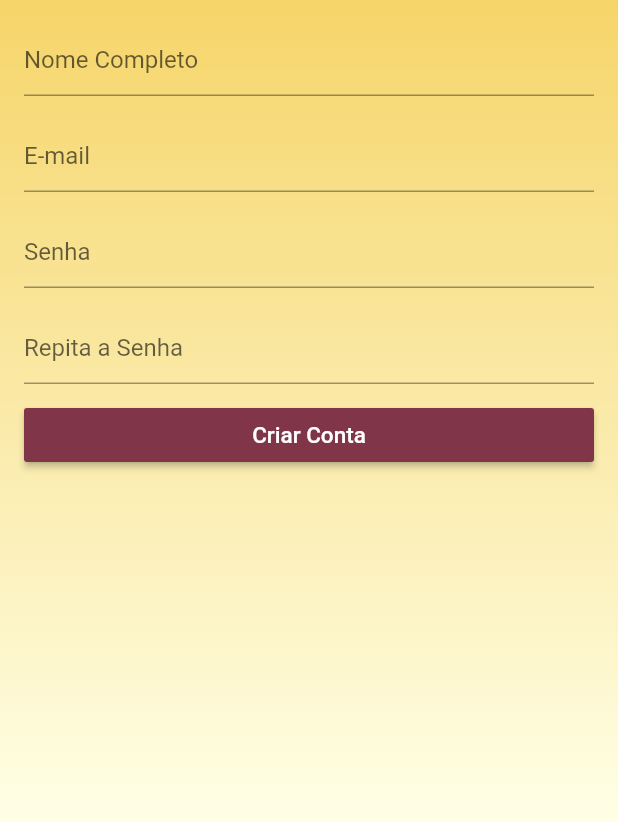
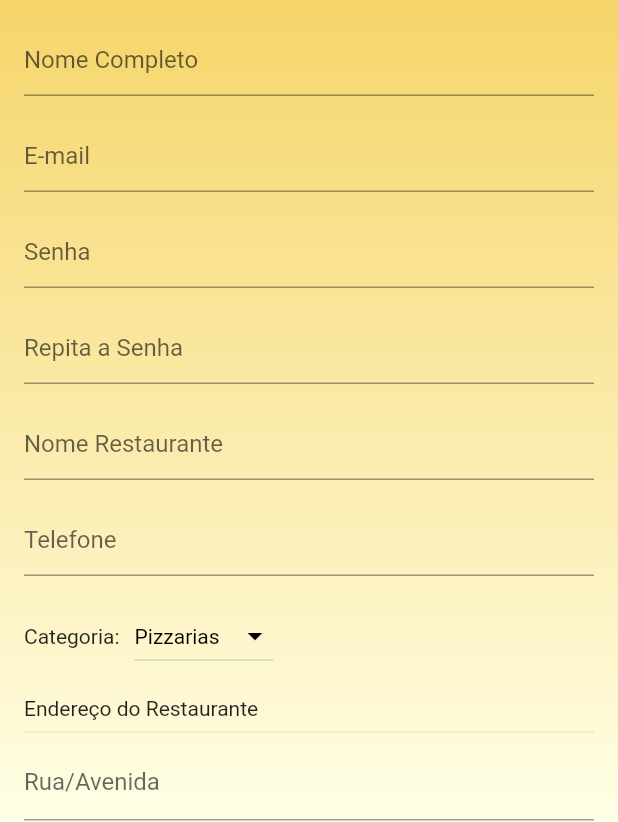
Before and after one commit to AdalbertoMaranhao/etafome, a Flutter app: the LoginScreen screen opened by its route, after a tap on "Entrar", after a tap on "CRIAR CONTA", on a phone screen of 412 x 824 dp, the part 414-1236 px from its top. Run offline on Flutter 3.47's test engine with Material 2 defaults, Android fonts, the light colour scheme and no system bars; our stand-ins replace brasil_fields, carousel_pro, cloud_firestore, cloud_functions, dio, firebase_auth and 14 more; missing offline and left inert: alphabet_list_scroll_view, cpf_cnpj_validator, credit_card_type_detector, map_launcher; accounts and stored records are empty; network calls fail; statements that could not run were skipped.

Commit message:
criação do formulario de cadastro do restaurante (incompleto)

```diff
--- a/lib/main.dart
+++ b/lib/main.dart
@@ -31,6 +31,7 @@ import 'package:lojavirtual/screens/products_store/products_store_screen.dart';
 import 'package:lojavirtual/screens/select_product/select_product_screen.dart';
 import 'package:lojavirtual/screens/signup/signup_screen.dart';
 import 'package:lojavirtual/screens/store/store_screen.dart';
+import 'package:lojavirtual/screens/store_signup/store_signup_screen.dart';
 import 'package:lojavirtual/screens/stores/stores_screen.dart';
 import 'package:lojavirtual/screens/stores_category/stores_category_screen.dart';
 import 'package:provider/provider.dart';
@@ -114,7 +115,7 @@ class MyApp extends StatelessWidget {
             case '/login':
               return MaterialPageRoute(builder: (_) => LoginScreen());
             case '/signup':
-              return MaterialPageRoute(builder: (_) => SignUpScreen());
+              return MaterialPageRoute(builder: (_) => StoreSignUpScreen());
             case '/orders':
               return MaterialPageRoute(builder: (_) => AdminOrdersScreen());
             case '/product':
--- a/lib/models/stores_manager.dart
+++ b/lib/models/stores_manager.dart
@@ -100,6 +100,8 @@ class StoresManager extends ChangeNotifier {
     notifyListeners();
   }
 
+
+
   @override
   void dispose() {
     super.dispose();
--- a/lib/models/user_manager.dart
+++ b/lib/models/user_manager.dart
@@ -120,7 +120,7 @@ class UserManager extends ChangeNotifier {
 
 
 
-  Future<void> signUP({User user, Function onFail, Function onSucess}) async {
+  Future<void> signUP({Store store, User user, Function onFail, Function onSucess}) async {
     loading = true;
     try {
       final AuthResult result = await auth.createUserWithEmailAndPassword(
@@ -130,6 +130,7 @@ class UserManager extends ChangeNotifier {
       this.user = user;
 
       await user.saveData();
+      await store.saveData();
       user.saveToken();
 
       onSucess();
--- a/lib/screens/product/product_screen.dart
+++ b/lib/screens/product/product_screen.dart
@@ -7,8 +7,6 @@ import 'package:lojavirtual/models/product.dart';
 import 'package:lojavirtual/models/user_manager.dart';
 import 'package:lojavirtual/screens/product/components/alert_stores_different.dart';
 import 'package:lojavirtual/screens/product/components/option_widget.dart';
-
-import 'package:lojavirtual/screens/product/components/size_widget.dart';
 import 'package:provider/provider.dart';
 
 class ProductScreen extends StatelessWidget {
--- /dev/null
+++ b/lib/screens/store_signup/store_signup_screen.dart
@@ -0,0 +1,356 @@
+import 'package:flutter/material.dart';
+import 'package:flutter/services.dart';
+import 'package:lojavirtual/helpers/validators.dart';
+import 'package:lojavirtual/models/address.dart';
+import 'package:lojavirtual/models/store.dart';
+import 'package:lojavirtual/models/user.dart';
+import 'package:lojavirtual/models/user_manager.dart';
+import 'package:provider/provider.dart';
+
+class StoreSignUpScreen extends StatefulWidget {
+
+  @override
+  _StoreSignUpScreenState createState() => _StoreSignUpScreenState();
+}
+
+class _StoreSignUpScreenState extends State<StoreSignUpScreen> {
+  final GlobalKey<FormState> formKey = GlobalKey<FormState>();
+
+  final GlobalKey<ScaffoldState> scaffoldKey = GlobalKey<ScaffoldState>();
+
+  final User user = User();
+
+  final Store store = Store();
+  final Address address = Address();
+
+  String emptyValidator(String text) =>
+      text.isEmpty ? 'Campo obrigatório' : null;
+
+
+  @override
+  Widget build(BuildContext context) {
+
+    final String dropDownValue = store.category ?? "Pizzarias";
+    final List<String> dropDownList = ['Pizzarias', 'Confeitaria', 'Comida', 'Sorveteria', 'Pastelaria'];
+
+    return Scaffold(
+      backgroundColor: Colors.transparent,
+      key: scaffoldKey,
+      appBar: AppBar(
+        elevation: 0,
+        backgroundColor: const Color.fromARGB(255, 242, 196, 56),
+        iconTheme: const IconThemeData(color: Color.fromARGB(255, 128, 53, 73)),
+        title: const Text('Criar Conta', style: TextStyle(color:Color.fromARGB(255, 128, 53, 73),),),
+        centerTitle: true,
+      ),
+      body: Stack(
+        children: [
+          Container(
+            decoration: const BoxDecoration(
+              gradient: LinearGradient(
+                colors: [
+                  Color.fromARGB(255, 242, 196, 56),
+                  Color.fromARGB(255, 255, 255, 230)
+                ],
+                begin: Alignment.topCenter,
+                end: Alignment.bottomCenter,
+              ),
+            ),
+          ),
+          Center(
+            child: ListView(
+              children: [
+                Container(
+                    margin: const EdgeInsets.fromLTRB(0, 20, 0, 0),
+                    height: 200,
+                    width: 200,
+                    child: const Image(image: AssetImage('assets/logo_oficial.png'))
+                ),
+                Form(
+                  key: formKey,
+                  child: Consumer<UserManager>(
+                    builder: (_, userManager, __){
+                      return ListView(
+                        padding: const EdgeInsets.all(16),
+                        shrinkWrap: true,
+                        children: <Widget>[
+                          TextFormField(
+                            decoration: const InputDecoration(hintText: 'Nome Completo'),
+                            enabled: !userManager.loading,
+                            validator: (name){
+                              if(name.isEmpty){
+                                return 'Campo obrigatório';
+                              }else if(name.trim().split(' ').length <=1){
+                                return 'Preencha seu nome completo';
+                              }
+                              return null;
+                            },
+                            onSaved: (name) => user.name = name,
+                          ),
+                          const SizedBox(height: 16,),
+                          TextFormField(
+                            decoration: const InputDecoration(hintText: 'E-mail'),
+                            enabled: !userManager.loading,
+                            keyboardType: TextInputType.emailAddress,
+                            validator: (email){
+                              if(email.isEmpty){
+                                return 'Campo obrigatório';
+                              }else if(!emailValid(email)){
+                                return 'Email invalido';
+                              }
+                              return null;
+                            },
+                            onSaved: (email) => user.email = email,
+                          ),
+                          const SizedBox(height: 16,),
+                          TextFormField(
+                            decoration: const InputDecoration(hintText: 'Senha'),
+                            enabled: !userManager.loading,
+                            obscureText: true,
+                            validator: (pass){
+                              if(pass.isEmpty){
+                                return 'Campo obrigatório';
+                              }else if(pass.length < 6){
+                                return 'Senha muito curta';
+                              }
+                              return null;
+                            },
+                            onSaved: (pass) => user.password = pass,
+                          ),
+                          const SizedBox(height: 16,),
+                          TextFormField(
+                            decoration: const InputDecoration(hintText: 'Repita a Senha'),
+                            enabled: !userManager.loading,
+                            obscureText: true,
+                            validator: (pass){
+                              if(pass.isEmpty){
+                                return 'Campo obrigatório';
+                              }else if(pass.length < 6){
+                                return 'Senha muito curta';
+                              }
+                              return null;
+                            },
+                            onSaved: (confirmedPass) => user.confirmedPassword = confirmedPass,
+                          ),
+                          const SizedBox(height: 16,),
+                          TextFormField(
+                            decoration: const InputDecoration(hintText: 'Nome Restaurante'),
+                            enabled: !userManager.loading,
+                            validator: (name){
+                              if(name.isEmpty){
+                                return 'Campo obrigatório';
+                              }else if(name.trim().split(' ').length <=1){
+                                return 'Preencha o nome completo';
+                              }
+                              return null;
+                            },
+                            onSaved: (name) => store.name = name,
+                          ),
+                          const SizedBox(height: 16,),
+                          TextFormField(
+                            decoration: const InputDecoration(hintText: 'Telefone'),
+                            enabled: !userManager.loading,
+                            keyboardType: TextInputType.phone,
+                            validator: (phone){
+                              if(phone.isEmpty){
+                                return 'Campo obrigatório';
+                              }
+                              return null;
+                            },
+                            onSaved: (phone) => store.phone = phone,
+                          ),
+                          const SizedBox(height: 16,),
+                          Row(
+                            children: [
+                              const Text("Categoria:"),
+                              const SizedBox(width: 10,),
+                              DropdownButton<String>(
+                                value: dropDownValue,
+                                style: const TextStyle(color: Colors.black,),
+                                iconEnabledColor: Colors.black,
+                                dropdownColor: Colors.white,
+                                elevation: 16,
+                                onChanged: (String newValue) {
+                                  setState(() {
+                                    store.category = newValue;
+                                    print(store.category);
+                                  });
+                                },
+
+                                items: dropDownList
+                                    .map<DropdownMenuItem<String>>((String value) {
+                                  return DropdownMenuItem<String>(
+                                    value: value,
+                                    child: Text(value),
+                                  );
+                                }).toList(),),
+                            ],
+                          ),
+                          const SizedBox(height: 16,),
+                          const Text("Endereço do Restaurante"),
+                          Divider(),
+                          TextFormField(
+                            enabled: !userManager.loading,
+                            //initialValue: store.address.street,
+                            decoration: const InputDecoration(
+                              isDense: true,
+                              labelText: 'Rua/Avenida',
+                              hintText: 'Av. Brasil',
+                            ),
+                            validator: emptyValidator,
+                            onSaved: (t) => address.street = t,
+                          ),
+                          Row(
+                            children: <Widget>[
+                              Expanded(
+                                child: TextFormField(
+                                  enabled: !userManager.loading,
+                                  //initialValue: store.address.number,
+                                  decoration: const InputDecoration(
+                                    isDense: true,
+                                    labelText: 'Número',
+                                    hintText: '123',
+                                  ),
+                                  inputFormatters: [
+                                    WhitelistingTextInputFormatter.digitsOnly,
+                                  ],
+                                  keyboardType: TextInputType.number,
+                                  validator: emptyValidator,
+                                  onSaved: (t) => address.number = t,
+                                ),
+                              ),
+                              const SizedBox(
+                                width: 16,
+                              ),
+                              Expanded(
+                                child: TextFormField(
+                                  enabled: !userManager.loading,
+                                  //initialValue: store.address.complement,
+                                  decoration: const InputDecoration(
+                                    isDense: true,
+                                    labelText: 'Ponto de Referência',
+                                    hintText: 'Opcional',
+                                  ),
+                                  onSaved: (t) => address.complement = t,
+                                ),
+                              ),
+                            ],
+                          ),
+                          TextFormField(
+                            enabled: !userManager.loading,
+                            //initialValue: store.address.district,
+                            decoration: const InputDecoration(
+                              isDense: true,
+                              labelText: 'Bairro',
+                              hintText: 'Centro',
+                            ),
+                            validator: emptyValidator,
+                            onSaved: (t) => address.district = t,
+                          ),
+                          Row(
+                            children: <Widget>[
+                              Expanded(
+                                flex: 3,
+                                child: TextFormField(
+                                  enabled: !userManager.loading,
+                                  //initialValue: store.address.city,
+                                  decoration: const InputDecoration(
+                                    isDense: true,
+                                    labelText: 'Cidade',
+                                    hintText: 'Campinas',
+                                  ),
+                                  validator: emptyValidator,
+                                  onSaved: (t) => address.city = t,
+                                ),
+                              ),
+                              const SizedBox(
+                                width: 16,
+                              ),
+                              Expanded(
+                                child: TextFormField(
+                                  autocorrect: false,
+                                  enabled: !userManager.loading,
+                                  textCapitalization: TextCapitalization.characters,
+                                  //initialValue: store.address.state,
+                                  decoration: const InputDecoration(
+                                    isDense: true,
+                                    labelText: 'UF',
+                                    hintText: 'SP',
+                                    counterText: '',
+                                  ),
+                                  maxLength: 2,
+                                  validator: (e) {
+                                    if (e.isEmpty) {
+                                      return 'Campo obrigatório';
+                                    } else if (e.length != 2) {
+                                      return 'Inválido';
+                                    }
+                                    return null;
+                                  },
+                                  onSaved: (t) => address.state = t,
+                                ),
+                              ),
+                            ],
+                          ),
+                          const SizedBox(height: 16,),
+                          RaisedButton(
+                            materialTapTargetSize: MaterialTapTargetSize.shrinkWrap,
+                            onPressed: userManager.loading ? null : (){
+                              if(formKey.currentState.validate()){
+                                formKey.currentState.save();
+                                store.media = 5;
+                                store.address = address;
+
+                                if(user.password != user.confirmedPassword){
+                                  scaffoldKey.currentState.showSnackBar(
+                                    const SnackBar(
+                                      content: Text("Senhas não coiencidem!"),
+                                      backgroundColor: Colors.red,
+                                    ),
+                                  );
+                                  return;
+                                }
+                                userManager.signUP(
+                                    user: user,
+                                    store: store,
+                                    onSucess: (){
+                                      Navigator.of(context).pop();
+                                    },
+                                    onFail: (e){
+                                      scaffoldKey.currentState.showSnackBar(
+                                        SnackBar(
+                                          content: Text("Falha ao cadastrar: $e"),
+                                          backgroundColor: Colors.red,
+                                        ),
+                                      );
+                                    }
+                                );
+                              }
+                            },
+                            color: const Color.fromARGB(255, 128, 53, 73),
+                            disabledColor: const Color.fromARGB(255, 128, 53, 73).withAlpha(100),
+                            textColor: Colors.white,
+                            child: userManager.loading
+                                ? CircularProgressIndicator(
+                              valueColor: AlwaysStoppedAnimation(Colors.white),
+                            )
+                                : const Text(
+                              'Criar Conta',
+                              style: TextStyle(
+                                  fontSize: 15
+                              ),
+                            ),
+                          )
+                        ],
+                      );
+                    },
+                  ),
+                ),
+              ],
+            ),
+          ),
+        ],
+      ),
+    );
+  }
+}
```
Also changed, not shown: lib/models/store.dart (+18 -0 lines), 1 other file.
